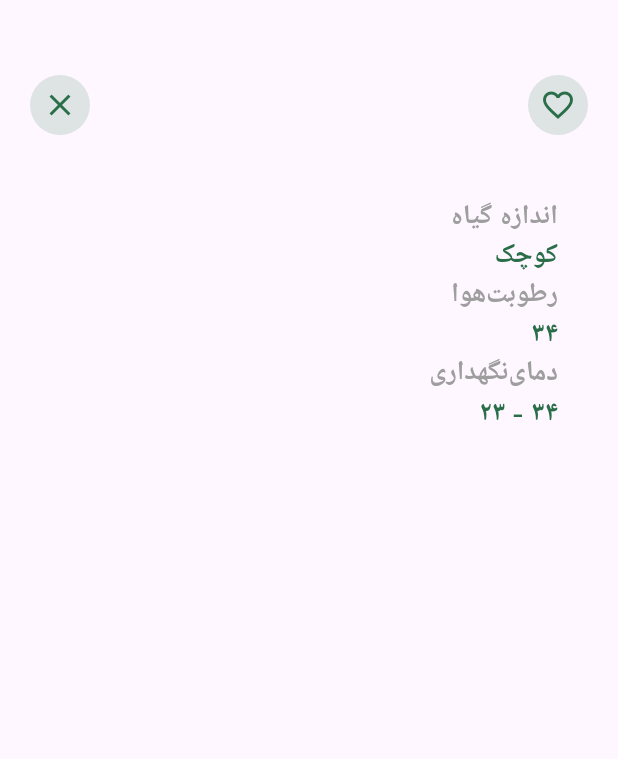
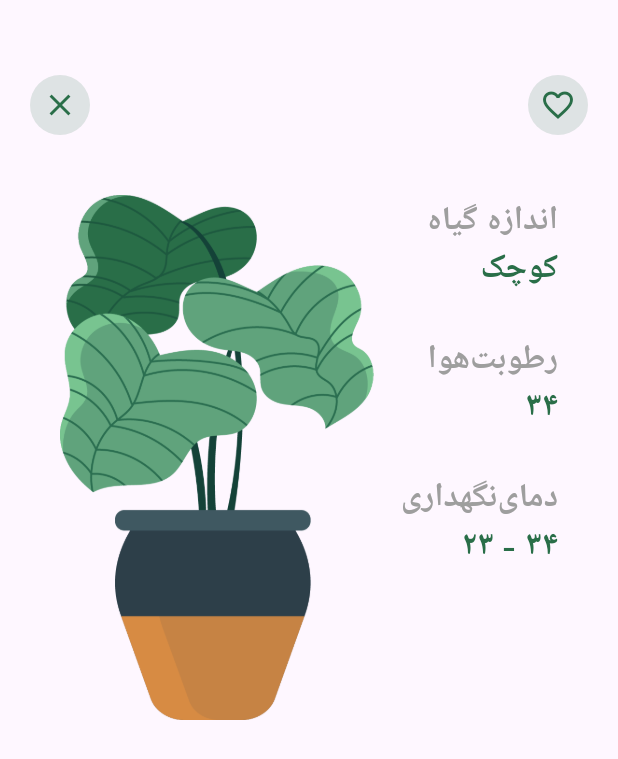
Before and after one commit to Moh3enzarif/Plant_App, a Flutter app: the DetailPage screen opened directly with empty values, on a phone screen of 412 x 824 dp. Shown: the top 759 px of the screen. Run offline on Flutter 3.47's test engine with Material 3 defaults, Android fonts, the phone set to English and light mode, and no system bars; our stand-ins replace animated_bottom_navigation_bar, page_transition.

Commit message:
just edit

```diff
--- a/lib/screens/detail_page.dart
+++ b/lib/screens/detail_page.dart
@@ -74,9 +74,20 @@ class _DetailPageState extends State<DetailPage> {
               padding: const EdgeInsets.all(20),
               child: Stack(
                 children: [
+                  //This is for image of products
+                  Positioned(
+                    top: 10,
+                    left: 0,
+                    child: SizedBox(
+                        height: 350,
+                        child: Image.asset(plantlist[widget.plantID].imageURL)),
+                  ),
+                  //This is for PlantFeature
                   Positioned(
                     top: 10,
                     right: 0,
+                    child: SizedBox(
+                      height: 250,
                       child: Column(
                         mainAxisAlignment: MainAxisAlignment.spaceBetween,
                         crossAxisAlignment: CrossAxisAlignment.end,
@@ -94,10 +105,12 @@ class _DetailPageState extends State<DetailPage> {
                           ),
                           PlantFeature(
                             title: "دمای‌نگهداری",
-                          plantFeature:
-                              plantlist[widget.plantID].temperature.farsiNumber,
+                            plantFeature: plantlist[widget.plantID]
+                                .temperature
+                                .farsiNumber,
                           ),
                         ],
+                      ),
                     ),
                   ),
                 ],
@@ -129,7 +142,7 @@ class PlantFeature extends StatelessWidget {
           style: TextStyle(
               color: Constants.textColor,
               fontFamily: "Muli",
-              fontSize: 18,
+              fontSize: 22,
               fontWeight: FontWeight.bold),
         ),
         Text(
@@ -137,7 +150,7 @@ class PlantFeature extends StatelessWidget {
           style: TextStyle(
               color: Constants.primaryColor,
               fontFamily: "Muli",
-              fontSize: 18,
+              fontSize: 22,
               fontWeight: FontWeight.bold),
         ),
       ],
```
Lines whose indentation alone changed are shown as unchanged.
